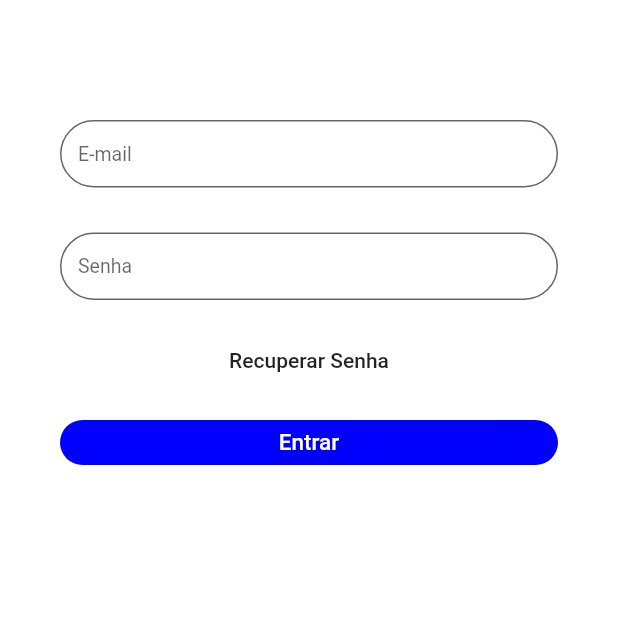
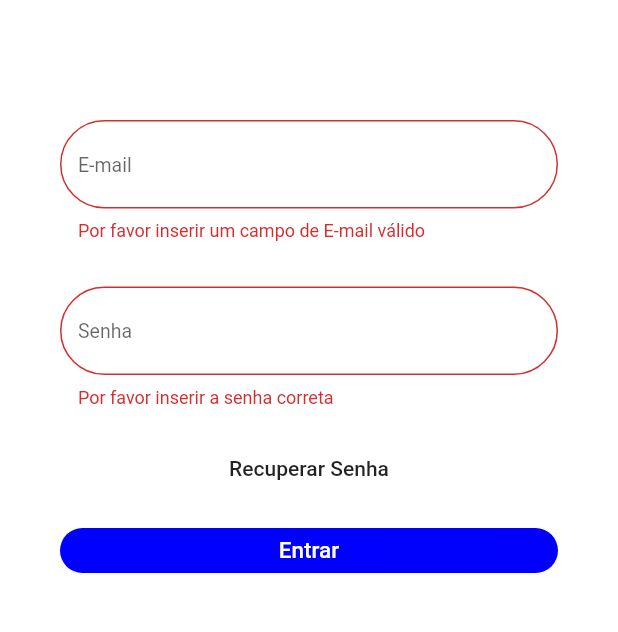
Before and after one commit to pedrohcms/tcc-mobile, a Flutter app: the screen it shows after launch, after a tap on "Entrar", on a phone screen of 412 x 824 dp, the part 309-941 px from its top. Run offline on Flutter 3.47's test engine with Material 2 defaults, Android fonts, the phone set to English and light mode, and no system bars; our stand-ins replace email_validator, shared_preferences.

```diff
--- a/lib/src/pages/LoginPage/LoginPage.dart
+++ b/lib/src/pages/LoginPage/LoginPage.dart
@@ -1,6 +1,14 @@
 import 'package:flutter/material.dart';
+import 'package:email_validator/email_validator.dart';
 
-class LoginPage extends StatelessWidget {
+class LoginPage extends StatefulWidget {
+  @override
+  _LoginPageState createState() => _LoginPageState();
+}
+
+class _LoginPageState extends State<LoginPage> {
+  final _formKey = GlobalKey<FormState>();
+
   @override
   Widget build(BuildContext context) {
     return Scaffold(
@@ -37,10 +45,14 @@ class LoginPage extends StatelessWidget {
             SizedBox(
               height: 80,
             ), //espaço entre a imagem e o campo de texto
+
+            Form(
+                key: _formKey,
+                child: Column(
+                  children: [
                     Container(
-              height: 45,
                       alignment: Alignment.center,
-              child: TextField(
+                      child: TextFormField(
                         // campo email
                         decoration: new InputDecoration(
                           border: new OutlineInputBorder(
@@ -50,20 +62,27 @@ class LoginPage extends StatelessWidget {
                           ),
                           hintStyle: TextStyle(
                             fontSize: 13,
+                            height: 1,
                           ),
                           hintText: "E-mail",
                           filled: true,
                           fillColor: Colors.white54,
                         ),
+                        validator: (value) {
+                          if (value.isEmpty ||
+                              !EmailValidator.validate(value)) {
+                            return 'Por favor inserir um campo de E-mail válido';
+                          }
+                          return null;
+                        },
                       ),
                     ), //campo email
                     SizedBox(
                       height: 30,
                     ),
                     Container(
-              height: 45,
                       alignment: Alignment.center,
-              child: TextField(
+                      child: TextFormField(
                         // campo senha
                         decoration: new InputDecoration(
                           border: new OutlineInputBorder(
@@ -73,11 +92,19 @@ class LoginPage extends StatelessWidget {
                           ),
                           hintStyle: TextStyle(
                             fontSize: 13,
+                            height: 1,
                           ),
                           hintText: "Senha",
                           filled: true,
                           fillColor: Colors.white54,
                         ),
+                        //campo
+                        validator: (value) {
+                          if (value.isEmpty) {
+                            return 'Por favor inserir a senha correta';
+                          }
+                          return null;
+                        },
                       ),
                     ),
                     SizedBox(
@@ -126,10 +153,17 @@ class LoginPage extends StatelessWidget {
                             ),
                             textAlign: TextAlign.center,
                           ),
-                  onPressed: () {},
+                          onPressed: () {
+                            if (_formKey.currentState.validate()) {
+                              print("deu certo");
+                            }
+                          },
                         ),
                       ),
                     ),
+                  ],
+                )),
+
             SizedBox(
               height: 10,
             ),
--- a/pubspec.yaml
+++ b/pubspec.yaml
@@ -22,6 +22,7 @@ dependencies:
   cupertino_icons: ^0.1.2
   http: ^0.12.2
   shared_preferences: ^0.5.8
+  email_validator: '^1.0.0'
 
 dev_dependencies:
   flutter_test:
```
Lines whose indentation alone changed are shown as unchanged.
